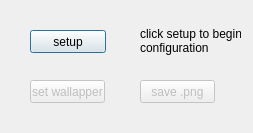
First picture: the form in ui_files/main_dialog.ui, repository kisielo85/k85-wallpaper-tool, before the edit.
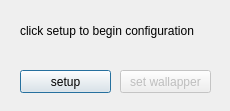
Second picture: the form after the edit.

```diff
--- a/ui_files/main_dialog.ui
+++ b/ui_files/main_dialog.ui
@@ -6,8 +6,8 @@
    <rect>
     <x>0</x>
     <y>0</y>
-    <width>253</width>
-    <height>133</height>
+    <width>230</width>
+    <height>111</height>
    </rect>
   </property>
   <property name="windowTitle">
@@ -16,9 +16,9 @@
   <widget class="QPushButton" name="btn_setup">
    <property name="geometry">
     <rect>
-     <x>30</x>
-     <y>30</y>
-     <width>76</width>
+     <x>20</x>
+     <y>70</y>
+     <width>91</width>
      <height>23</height>
     </rect>
    </property>
@@ -32,9 +32,9 @@
    </property>
    <property name="geometry">
     <rect>
-     <x>30</x>
-     <y>80</y>
-     <width>75</width>
+     <x>120</x>
+     <y>70</y>
+     <width>91</width>
      <height>23</height>
     </rect>
    </property>
@@ -42,34 +42,17 @@
     <string>set wallapper</string>
    </property>
   </widget>
-  <widget class="QPushButton" name="btn_save_png">
-   <property name="enabled">
-    <bool>false</bool>
-   </property>
-   <property name="geometry">
-    <rect>
-     <x>140</x>
-     <y>80</y>
-     <width>75</width>
-     <height>23</height>
-    </rect>
-   </property>
-   <property name="text">
-    <string>save .png</string>
-   </property>
-  </widget>
   <widget class="QLabel" name="label_info">
    <property name="geometry">
     <rect>
-     <x>140</x>
-     <y>20</y>
-     <width>101</width>
+     <x>20</x>
+     <y>10</y>
+     <width>191</width>
      <height>41</height>
     </rect>
    </property>
    <property name="text">
-    <string>click setup to begin
-configuration</string>
+    <string>click setup to begin configuration</string>
    </property>
   </widget>
  </widget>
```
